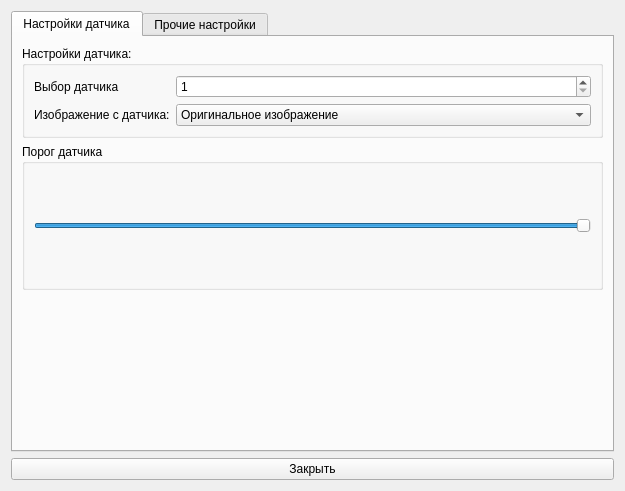
First picture: the form in irboard/ui/SettingsWindow.ui, repository Ingener74/IR-White-Board, before the edit.
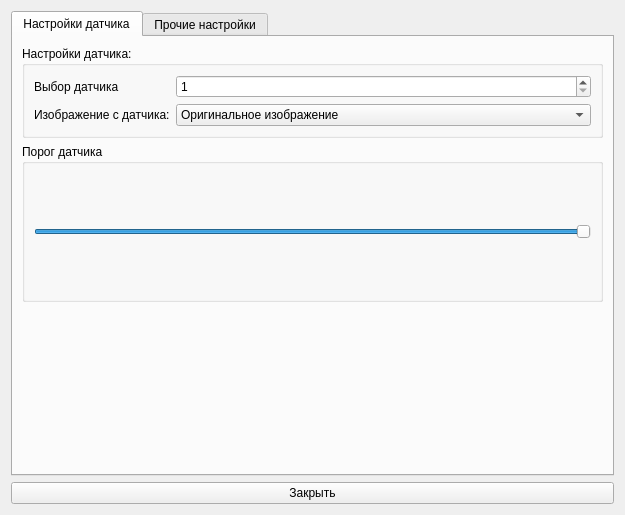
Second picture: the form after the edit. Icons and pictures are not drawn.

Patch:
```diff
--- a/irboard/ui/SettingsWindow.ui
+++ b/irboard/ui/SettingsWindow.ui
@@ -7,7 +7,7 @@
     <x>0</x>
     <y>0</y>
     <width>625</width>
-    <height>491</height>
+    <height>515</height>
    </rect>
   </property>
   <property name="windowTitle">
```
Left out of the diff: 15 changed lines with no effect on the pictures.
